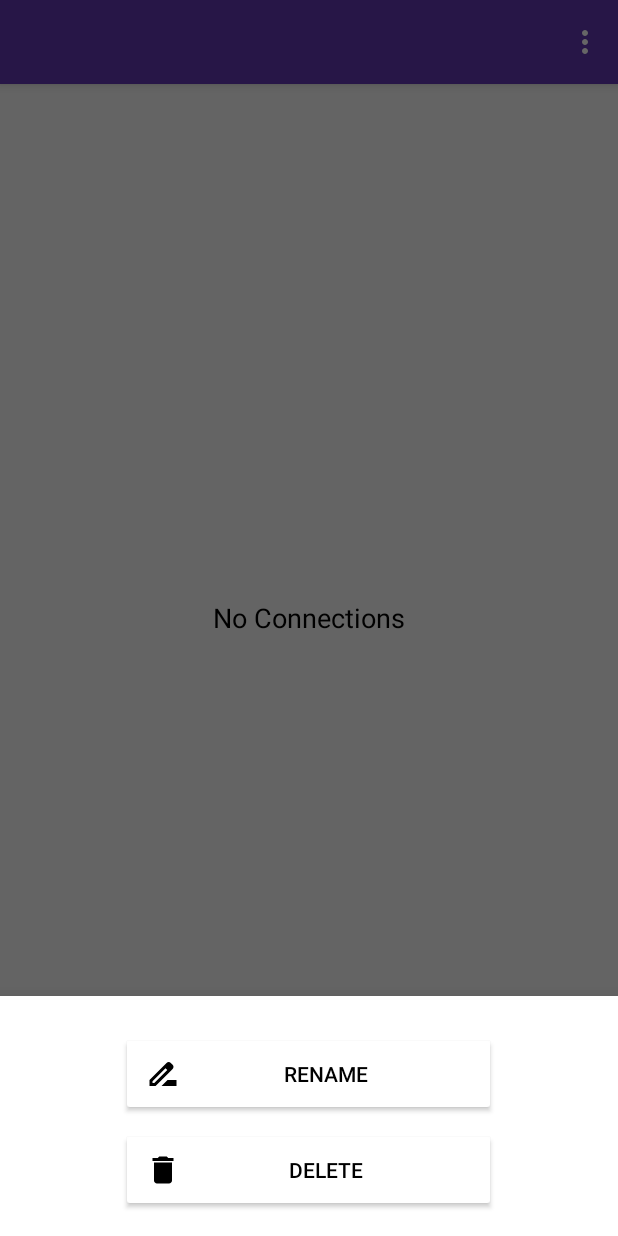
After one commit to Hatomoyo2721/FTP_Client, an Android app: the fragment BottomSheetDirectoryActionFragment placed in its activity, on a phone screen of 412 x 824 dp. The commit adds this screen. Run offline under Robolectric (Android 15) with nearby library versions, the phone set to English and light mode, and no system bars.

Commit message:
action for folder

```diff
--- /dev/null
+++ b/app/src/main/java/com/example/ftp_client/ui/file/BottomSheetDirectoryActionFragment.java
@@ -0,0 +1,57 @@
+package com.example.ftp_client.ui.file;
+
+import android.os.Bundle;
+import android.view.LayoutInflater;
+import android.view.View;
+import android.view.ViewGroup;
+import android.widget.Button;
+
+import com.example.ftp_client.R;
+import com.google.android.material.bottomsheet.BottomSheetDialogFragment;
+
+public class BottomSheetDirectoryActionFragment extends BottomSheetDialogFragment {
+
+    private FileModel file;
+    private BottomSheetListener listener;
+
+    public interface BottomSheetListener {
+        void onRenameClick(FileModel file);
+        void onDeleteClick(FileModel file);
+    }
+
+    public static BottomSheetDirectoryActionFragment newInstance(FileModel file) {
+        BottomSheetDirectoryActionFragment fragment = new BottomSheetDirectoryActionFragment();
+        Bundle args = new Bundle();
+        args.putParcelable("file", file);
+        fragment.setArguments(args);
+        return fragment;
+    }
+
+    @Override
+    public View onCreateView(LayoutInflater inflater, ViewGroup container, Bundle savedInstanceState) {
+        View view = inflater.inflate(R.layout.bottom_sheet_directory_action, container, false);
+
+        if (getArguments() != null) {
+            file = getArguments().getParcelable("file");
+        }
+
+        Button buttonRename = view.findViewById(R.id.buttonRename);
+        Button buttonDelete = view.findViewById(R.id.buttonDelete);
+
+        buttonRename.setOnClickListener(v -> {
+            listener.onRenameClick(file);
+            dismiss();
+        });
+
+        buttonDelete.setOnClickListener(v -> {
+            listener.onDeleteClick(file);
+            dismiss();
+        });
+
+        return view;
+    }
+
+    public void setBottomSheetListener(BottomSheetListener listener) {
+        this.listener = listener;
+    }
+}
--- a/app/src/main/java/com/example/ftp_client/ui/file/FileModel.java
+++ b/app/src/main/java/com/example/ftp_client/ui/file/FileModel.java
@@ -12,7 +12,7 @@
     private String type;
     private String path;
 
-    public FileModel(String name, String type, String path, String baseUrl) {
+    public FileModel(String name, String type, String path) {
         this.name = name;
         this.type = type;
         this.path = path;
@@ -30,7 +30,6 @@
         return path;
     }
 
-
     public boolean isFile() {
         return type.equals(TYPE_FILE);
     }
@@ -42,7 +41,6 @@
     public boolean isImage() {
         return type.equals(TYPE_IMAGE);
     }
-
 
     // Parcelable implementation
     protected FileModel(Parcel in) {
--- /dev/null
+++ b/app/src/main/res/layout/bottom_sheet_directory_action.xml
@@ -0,0 +1,33 @@
+<?xml version="1.0" encoding="utf-8"?>
+<LinearLayout xmlns:android="http://schemas.android.com/apk/res/android"
+    android:layout_width="match_parent"
+    android:layout_height="wrap_content"
+    android:orientation="vertical"
+    android:padding="16dp">
+
+    <Button
+        android:id="@+id/buttonRename"
+        android:layout_width="250dp"
+        android:layout_height="wrap_content"
+        android:padding="16dp"
+        android:layout_gravity="center"
+        android:text="Rename"
+        android:backgroundTint="@color/white"
+        android:textAlignment="center"
+        android:drawableStart="@drawable/baseline_rename"
+        android:textColor="@android:color/black"
+        android:layout_marginTop="8dp"/>
+
+    <Button
+        android:id="@+id/buttonDelete"
+        android:layout_width="250dp"
+        android:layout_height="wrap_content"
+        android:padding="16dp"
+        android:layout_gravity="center"
+        android:text="Delete"
+        android:backgroundTint="@color/white"
+        android:textAlignment="center"
+        android:drawableStart="@drawable/baseline_delete"
+        android:textColor="@android:color/black"
+        android:layout_marginTop="8dp"/>
+</LinearLayout>
```
Also changed, not shown: app/src/main/AndroidManifest.xml (+4 -4 lines), app/src/main/java/com/example/ftp_client/ui/file/FileListAdapter.java (+11 -1 lines), app/src/main/java/com/example/ftp_client/ui/file/FileListFragment.java (+145 -15 lines).
